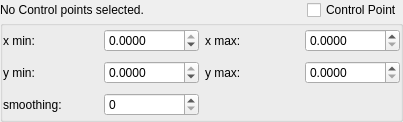
Before: the Qt Designer form Gui/GuiComponents/ControlPointView.ui in DrBenEvans/AerOptGUI, drawn with Qt 5.
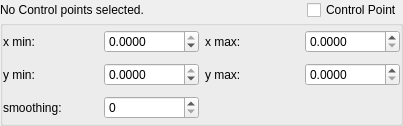
After: the same form once the commit is applied.

Commit message: modify step size for control point spinbox

```diff
--- a/Gui/GuiComponents/ControlPointView.ui
+++ b/Gui/GuiComponents/ControlPointView.ui
@@ -7,7 +7,7 @@
     <x>0</x>
     <y>0</y>
     <width>403</width>
-    <height>122</height>
+    <height>126</height>
    </rect>
   </property>
   <property name="sizePolicy">
@@ -102,7 +102,7 @@
        <number>0</number>
       </property>
       <property name="verticalSpacing">
-       <number>-1</number>
+       <number>6</number>
       </property>
       <item row="0" column="1">
        <widget class="QDoubleSpinBox" name="xBoundMin">
```
Left out of the diff: 12 changed lines with no effect on the pictures.
